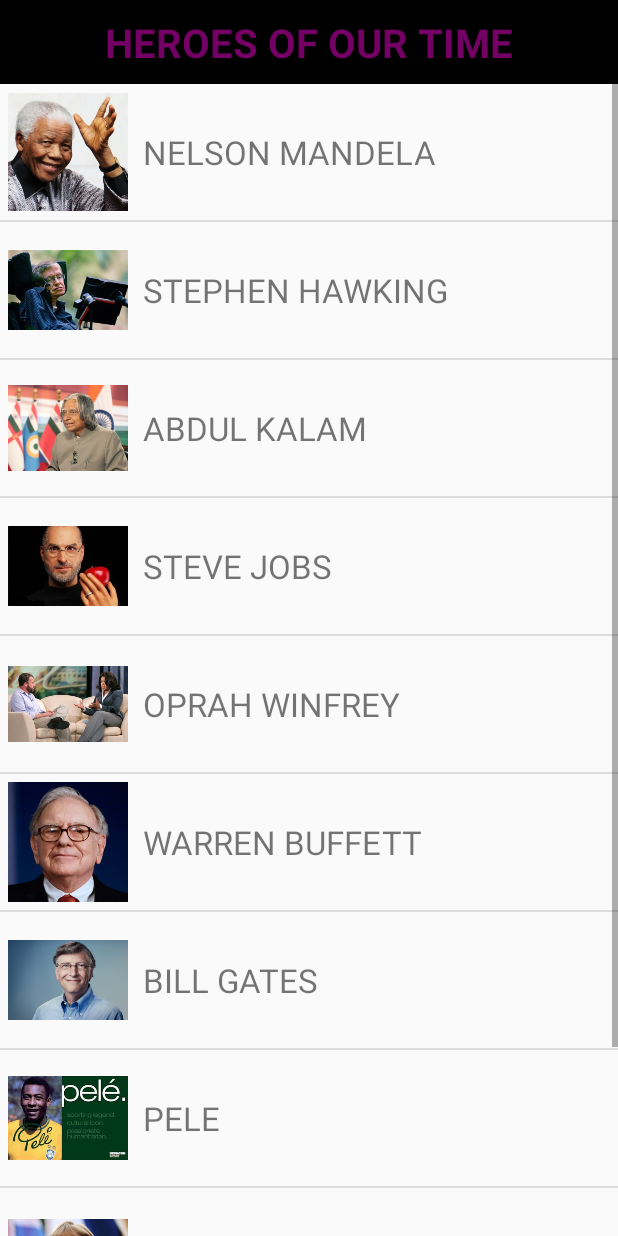
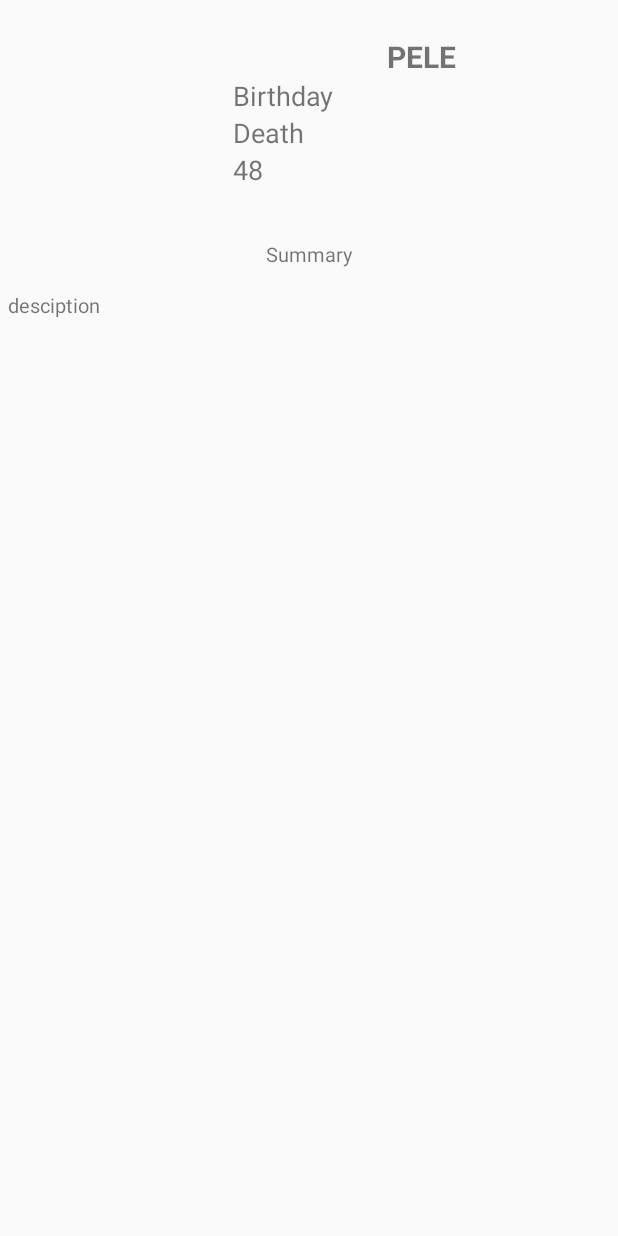
Before and after one commit to EshanDias/HeroesOfOurTime, an Android app: the MainActivity screen opened directly, with no data from a screen before it, after a tap on "PELE", on a phone screen of 412 x 824 dp. Run offline under Robolectric (Android 15) with nearby library versions, the phone set to English and light mode, and no system bars.

Commit message:
open hero profile

```diff
--- a/app/src/main/java/com/assignments/sliit/heroesofourtime/core/ImageTextList.java
+++ b/app/src/main/java/com/assignments/sliit/heroesofourtime/core/ImageTextList.java
@@ -44,11 +44,6 @@ public class ImageTextList extends ArrayAdapter<String>{
 
         txtTitle.setText(heroes.get(position));
 
-        //imageView.setImageResource(Integer.parseInt((imageId.get(position)).toString()));
-
-        //imageView.setImageResource(R.drawable.stephen_hawking);
-
-        Log.e(TAG,"iamgeId: "+imageId[position]);
         imageView.setImageResource(imageId[position]);
 
         return rowView;
--- a/app/src/main/java/com/assignments/sliit/heroesofourtime/dbAccess/DatabaseHelper.java
+++ b/app/src/main/java/com/assignments/sliit/heroesofourtime/dbAccess/DatabaseHelper.java
@@ -59,27 +59,27 @@ public class DatabaseHelper extends SQLiteOpenHelper {
 
     //Table Create Statements
     private static final String CREATE_TABLE_HERO = "CREATE TABLE " + TABLE_HERO + " ("
-            + HERO_ID               + " INTEGER PRIMARY KEY AUTOINCREMENT"          + ", "
-            + HERO_NAME             + " TEXT"                                       + ", "
-            + HERO_BIRTHDAY         + " DATETIME"                                   + ", "
-            + HERO_DEATH            + " DATETIME"                                   + ", "
-            + HERO_SUMMARY          + " TEXT"                                       + ", "
-            + HERO_DESCRIPTION      + " TEXT"                                       + ", "
-            + HERO_COMMENTS         + " TEXT"                                       + ", "
-            + HERO_CREATED_DATE     + " DATETIME"                                   + ", "
-            + HERO_MODIFIED_DATE    + " DATETIME"                                   + ", "
-            + HERO_IMAGE            + " TEXT"
+            + HERO_ID + " INTEGER PRIMARY KEY AUTOINCREMENT" + ", "
+            + HERO_NAME + " TEXT" + ", "
+            + HERO_BIRTHDAY + " DATETIME" + ", "
+            + HERO_DEATH + " DATETIME" + ", "
+            + HERO_SUMMARY + " TEXT" + ", "
+            + HERO_DESCRIPTION + " TEXT" + ", "
+            + HERO_COMMENTS + " TEXT" + ", "
+            + HERO_CREATED_DATE + " DATETIME" + ", "
+            + HERO_MODIFIED_DATE + " DATETIME" + ", "
+            + HERO_IMAGE + " TEXT"
             + ")";
 
     private static final String CREATE_TABLE_LOGIN = "CREATE TABLE " + TABLE_LOGIN + " ("
-            + LOGIN_ID              + " INTEGER PRIMARY KEY AUTOINCREMENT"          + ", "
-            + LOGIN_NAME            + " TEXT"                                       + ", "
-            + LOGIN_EMAIL           + " TEXT"                                       + ", "
-            + LOGIN_USERNAME        + " TEXT"                                       + ", "
-            + LOGIN_PASSWORD        + " TEXT"                                       + ", "
-            + LOGIN_HINT            + " TEXT"                                       + ", "
-            + LOGIN_CREATED_DATE    + " DATETIME"                                   + ", "
-            + LOGIN_MODIFIED_DATE   + " DATETIME"
+            + LOGIN_ID + " INTEGER PRIMARY KEY AUTOINCREMENT" + ", "
+            + LOGIN_NAME + " TEXT" + ", "
+            + LOGIN_EMAIL + " TEXT" + ", "
+            + LOGIN_USERNAME + " TEXT" + ", "
+            + LOGIN_PASSWORD + " TEXT" + ", "
+            + LOGIN_HINT + " TEXT" + ", "
+            + LOGIN_CREATED_DATE + " DATETIME" + ", "
+            + LOGIN_MODIFIED_DATE + " DATETIME"
             + ")";
 
     //endregion
@@ -121,7 +121,7 @@ public class DatabaseHelper extends SQLiteOpenHelper {
         InitialData initialData = new InitialData(myContext);
         List<Hero> heroList = initialData.getHeroes();
 
-        for(Hero hero: heroList) {
+        for (Hero hero : heroList) {
             insertHero(db, hero);
         }
     }
@@ -152,12 +152,12 @@ public class DatabaseHelper extends SQLiteOpenHelper {
         }
     }
 
-    public Hero getHeroByTag (Object key) {
+    public Hero getHeroByTag(Object key) {
         SQLiteDatabase db = this.getReadableDatabase();
 
         String query = SelectByTagQuery(TABLE_HERO, HERO_ID, key);
 
-        Log.e(TAG, query);
+        Log.d(TAG, query);
 
         Cursor cur = db.rawQuery(query, null);
 
@@ -185,9 +185,9 @@ public class DatabaseHelper extends SQLiteOpenHelper {
     public List<Hero> getHeroes() {
         SQLiteDatabase db = this.getReadableDatabase();
         List<Hero> heroList = new ArrayList<>();
-        String query = SelectAllQuery(TABLE_HERO);
+        String query = SelectAllQuery(TABLE_HERO, null, HERO_ID);
 
-        Log.e(TAG, query);
+        Log.d(TAG, query);
 
         Cursor cur = db.rawQuery(query, null);
 
@@ -215,11 +215,11 @@ public class DatabaseHelper extends SQLiteOpenHelper {
     //endregion
 
     //region Generate Queries
-    private String SelectByTagQuery (String tableName, String ColumnName, Object key) {
+    private String SelectByTagQuery(String tableName, String ColumnName, Object key) {
 
         String query = "";
 
-        if (key instanceof String){
+        if (key instanceof String) {
             query = "SELECT * FROM " + tableName + " WHERE " + ColumnName + " LIKE '%" + key + "%'";
         } else if (key instanceof Integer) {
             query = "SELECT * FROM " + tableName + " WHERE " + ColumnName + " = " + key;
@@ -228,8 +228,27 @@ public class DatabaseHelper extends SQLiteOpenHelper {
         return query;
     }
 
-    private String SelectAllQuery (String tableName) {
-        return "SELECT * FROM " + tableName;
+    private String SelectAllQuery(String tableName, ContentValues whereConditions, String orderBy) {
+        String query;
+        StringBuilder where = new StringBuilder();
+        query = "SELECT * FROM " + tableName;
+
+        if (whereConditions != null) {
+            int count = 0;
+            where.append(" WHERE ");
+            for (String columnName : whereConditions.keySet()) {
+                count += 1;
+                where.append(columnName + " = ");
+                where.append(whereConditions.get(columnName));
+                if (whereConditions.size() > count) {
+                    where.append(" AND ");
+                }
+            }
+        } else if (!orderBy.isEmpty()) {
+            orderBy = " ORDER BY " + orderBy;
+        }
+
+        return query + where.toString() + orderBy;
     }
 
     //endregion
--- a/app/src/main/java/com/assignments/sliit/heroesofourtime/ui/HeroProfileActivity.java
+++ b/app/src/main/java/com/assignments/sliit/heroesofourtime/ui/HeroProfileActivity.java
@@ -1,15 +1,35 @@
 package com.assignments.sliit.heroesofourtime.ui;
 
+import android.database.sqlite.SQLiteDatabase;
 import android.support.v7.app.AppCompatActivity;
 import android.os.Bundle;
+import android.widget.TextView;
 
 import com.assignments.sliit.heroesofourtime.R;
+import com.assignments.sliit.heroesofourtime.dbAccess.DatabaseHelper;
+import com.assignments.sliit.heroesofourtime.model.Hero;
 
 public class HeroProfileActivity extends AppCompatActivity {
+
+    DatabaseHelper db;
+    Integer HeroId;
+    Hero hero;
 
     @Override
     protected void onCreate(Bundle savedInstanceState) {
         super.onCreate(savedInstanceState);
         setContentView(R.layout.activity_hero_profile);
+
+        HeroId = getIntent().getIntExtra("HeroID", 0);
+
+        db = new DatabaseHelper(getApplicationContext());
+
+        hero = db.getHeroByTag(HeroId);
+
+        TextView tv_Name = findViewById(R.id.textView_heroName);
+        tv_Name.setText(hero.getName());
+
+        TextView tv_Age = findViewById(R.id.textView_heroAge);
+        tv_Age.setText(String.valueOf(hero.CalculateAge()));
     }
 }
--- a/app/src/main/java/com/assignments/sliit/heroesofourtime/ui/MainActivity.java
+++ b/app/src/main/java/com/assignments/sliit/heroesofourtime/ui/MainActivity.java
@@ -1,5 +1,6 @@
 package com.assignments.sliit.heroesofourtime.ui;
 
+import android.content.Intent;
 import android.support.v7.app.AppCompatActivity;
 import android.os.Bundle;
 import android.util.Log;
@@ -24,6 +25,8 @@ public class MainActivity extends AppCompatActivity {
             R.drawable.steve_jobs,R.drawable.oprah_winfrey,R.drawable.warren_buffett,R.drawable.bill_gates,
             R.drawable.pele,R.drawable.angela_merkel,R.drawable.mark_zuckerberg,};
     ListView list;
+    List<Hero> heroList;
+    List<String> heroNameList;
 
     @Override
     protected void onCreate(Bundle savedInstanceState) {
@@ -31,23 +34,18 @@ public class MainActivity extends AppCompatActivity {
         setContentView(R.layout.activity_main);
 
         db = new DatabaseHelper(getApplicationContext());
-
-        List<Hero> heroList = db.getHeroes();
-
+        heroList = db.getHeroes();
         db.closeDB();
+        heroNameList = new ArrayList<>(heroList.size());
 
         if (heroList == null) {
             Log.e(TAG, "No Heroes");
-        }
-        else {
-            final List<String> heroes = new ArrayList<>();
-
+        } else {
             for (Hero h : heroList) {
-                heroes.add(h.getName());
-
+                heroNameList.add(h.getName());
             }
 
-            ImageTextList adapter = new ImageTextList(MainActivity.this, heroes, imageRes);
+            ImageTextList adapter = new ImageTextList(MainActivity.this, heroNameList, imageRes);
             list = findViewById(R.id.heroListView);
             list.setAdapter(adapter);
 
@@ -56,8 +54,11 @@ public class MainActivity extends AppCompatActivity {
                 @Override
                 public void onItemClick(AdapterView<?> parent, View view,
                                         int position, long id) {
-                    Toast.makeText(MainActivity.this, "You Clicked at " + heroes.get(position), Toast.LENGTH_SHORT).show();
+                    Toast.makeText(MainActivity.this, "You Clicked at " + heroNameList.get(position), Toast.LENGTH_SHORT).show();
 
+                    Intent intent = new Intent(MainActivity.this, HeroProfileActivity.class);
+                    intent.putExtra("HeroID", position+1);
+                    MainActivity.this.startActivity(intent);
                 }
             });
         }
--- a/app/src/main/res/layout/activity_main.xml
+++ b/app/src/main/res/layout/activity_main.xml
@@ -19,7 +19,7 @@
             android:text="@string/app_name"
             android:textAlignment="center"
             android:textSize="12pt"
-            android:textColor="#750065"
+            android:textColor="#ffffff"
             android:background="#000000"
             android:textAllCaps="true"
             android:textStyle="bold"
```
